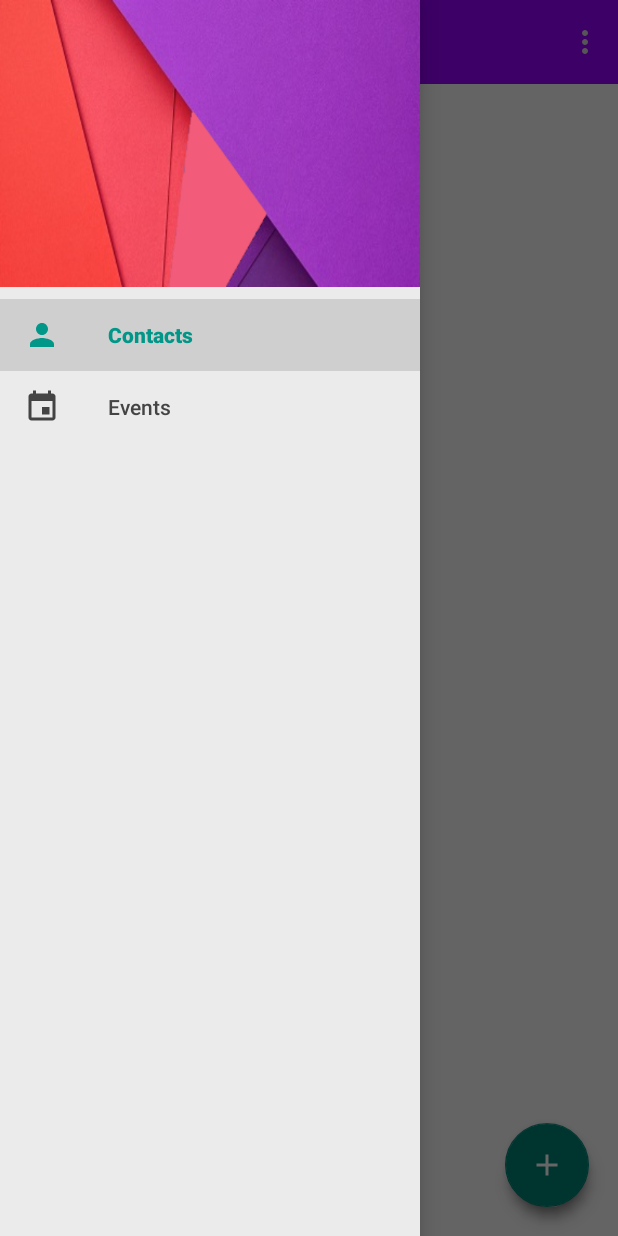
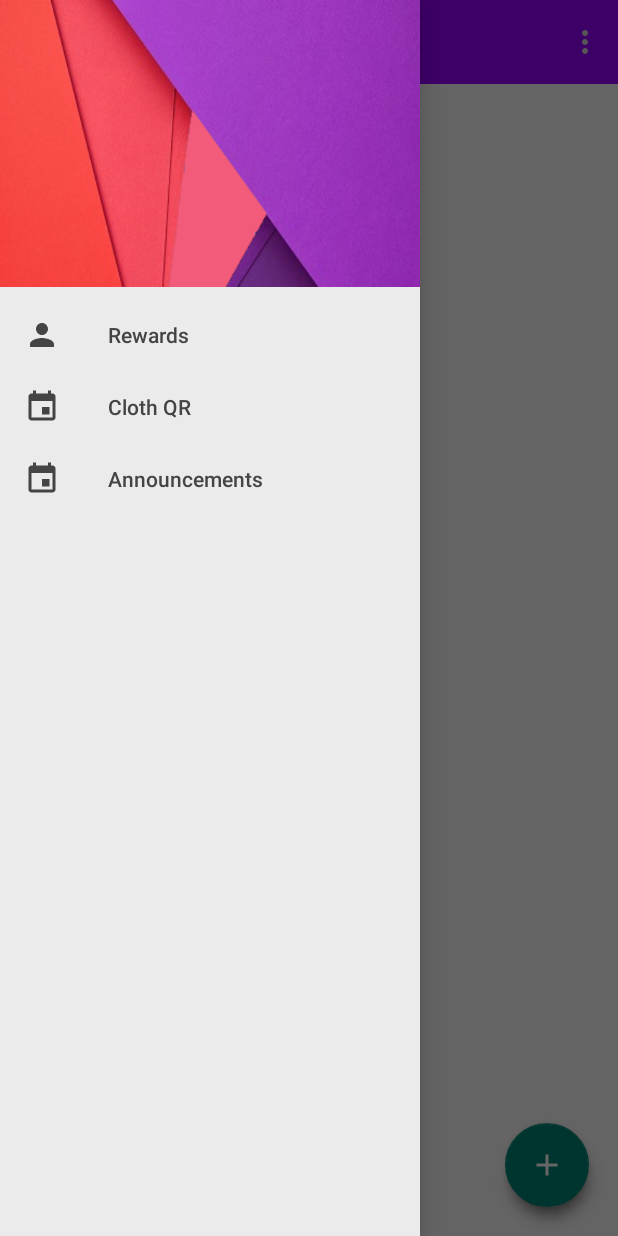
Before and after one commit to marti1999/ProjecteFinalDAM-AndroidAdminApp, an Android app: the AppActivity screen opened directly, with no data from a screen before it, with the side drawer open, on a phone screen of 412 x 824 dp. Run offline under Robolectric (Android 15) with nearby library versions, the phone set to English and light mode, and no system bars; our stand-ins replace ButterKnife; 10 statements that could not run were skipped.

Commit message:
Canvis basics menu

```diff
--- a/app/src/main/AndroidManifest.xml
+++ b/app/src/main/AndroidManifest.xml
@@ -34,9 +34,6 @@
                 <category android:name="android.intent.category.LAUNCHER" />
             </intent-filter>
         </activity>
-        <activity
-            android:name=".SignInActivity"
-            android:parentActivityName=".MainActivity" />
 
         <receiver android:name=".NotificationActionReceiver">
             <intent-filter>
--- a/app/src/main/java/com/example/marti/projecte_uf1/AppActivity.java
+++ b/app/src/main/java/com/example/marti/projecte_uf1/AppActivity.java
@@ -25,6 +25,7 @@ import android.widget.TextView;
 import android.widget.Toast;
 
 import com.example.marti.projecte_uf1.utils.PrefsFileKeys;
+import com.example.marti.projecte_uf1.utils.asyncTask;
 
 import org.w3c.dom.Text;
 
@@ -121,7 +122,7 @@ public class AppActivity extends AppCompatActivity {
 
         navView.getMenu().getItem(0).setChecked(true);
 
-        getSupportActionBar().setTitle("Contacts"); //todo canviar pel que faci falta
+        getSupportActionBar().setTitle("Contacts"); //TODO: canviar pel que faci falta
 
     }
 
@@ -130,7 +131,7 @@ public class AppActivity extends AppCompatActivity {
         getMenuInflater().inflate(R.menu.menu_main, menu);
 
 
-    //    p = manager.getPersona(prefs.getString("LAST_LOGIN", "")); //todo s'hauria de poder esborrar
+    //    p = manager.getPersona(prefs.getString("LAST_LOGIN", "")); //TODO: s'hauria de poder esborrar
 
         String userType = prefs.getString(PrefsFileKeys.LAST_LOGIN_TYPE, "");
         String userEmail = prefs.getString(PrefsFileKeys.LAST_LOGIN, "");
@@ -141,8 +142,8 @@ public class AppActivity extends AppCompatActivity {
         tvName.setText(userEmail);
         tvEmail.setText(userType);
 
-        new asyncTask().execute(); //todo canviar per aconseguir la foto necessaria;
-
+        asyncTask asyncTk = new asyncTask(AppActivity.this); //TODO: canviar per aconseguir la foto necessaria;
+        asyncTk.execute();
 
         return true;
     }
@@ -165,7 +166,7 @@ public class AppActivity extends AppCompatActivity {
                         case DialogInterface.BUTTON_POSITIVE:
 
 
-                            manager.deletePersona(p.getEmail()); //todo canviar
+                            manager.deletePersona(p.getEmail()); //TODO: canviar
 
                             finish();
                             break;
@@ -201,7 +202,7 @@ public class AppActivity extends AppCompatActivity {
     @Override
     public void onBackPressed() {
 
-//todo fer que nomes conti com a 2 quan s'ha fet seguit de la primera vegada, posar un timer o algo per l'estil
+        //TODO: fer que nomes conti com a 2 quan s'ha fet seguit de la primera vegada, posar un timer o algo per l'estil
         if (backButtonCount >= 1) {
             Intent intent = new Intent(Intent.ACTION_MAIN);
             intent.addCategory(Intent.CATEGORY_HOME);
@@ -211,63 +212,9 @@ public class AppActivity extends AppCompatActivity {
             Toast.makeText(this, getString(R.string.doubleTapText), Toast.LENGTH_SHORT).show();
             backButtonCount++;
         }
-
-
     }
 
 
-    class asyncTask extends AsyncTask<Void, Integer, Bitmap> { //todo canviar tot el async tasc pel que faci falta
-        @Override
-        protected Bitmap doInBackground(Void... voids) {
-
-
-            String urldisplay = "http://icons.iconarchive.com/icons/webalys/kameleon.pics/512/Woman-9-icon.png";
-
-
-            try {
-
-
-                Bitmap bmp = null;
-                try {
-                    InputStream in = new URL(urldisplay).openStream();
-                    bmp = BitmapFactory.decodeStream(in);
-                } catch (Exception e) {
-                    Log.e("Error", e.getMessage());
-                    e.printStackTrace();
-                }
-                return bmp;
-
-
-                //return dowloadImage(url);
-            } catch (Exception e) {
-                e.printStackTrace();
-            }
-            return null;
-        }
-
-        @Override
-        protected void onProgressUpdate(Integer... values) {
-            super.onProgressUpdate(values);
-
-        }
-
-        @Override
-        protected void onPreExecute() {
-            super.onPreExecute();
-           // Toast.makeText(getApplicationContext(), "Downloading profile picture...", Toast.LENGTH_SHORT).show();
-        }
-
-        @Override
-        protected void onPostExecute(Bitmap result) {
-            super.onPostExecute(result);
-
-            ImageView pic = findViewById(R.id.profilePicture);
-            pic.setAdjustViewBounds(true);
-            pic.setImageBitmap(result);
-
-
-        }
-    }
 
     @Override
     protected void onDestroy() {
--- a/app/src/main/java/com/example/marti/projecte_uf1/MainActivity.java
+++ b/app/src/main/java/com/example/marti/projecte_uf1/MainActivity.java
@@ -62,7 +62,8 @@ public class MainActivity extends AppCompatActivity {
         super.onActivityResult(requestCode, resultCode, data);
         if (requestCode == SIGNIN_REQUEST) {
             if (resultCode == RESULT_OK) {
-                etEmail.setText(data.getStringExtra(SignInActivity.NEW_NAME));
+                //TODO: Agafar de la nova activity signIn
+                //etEmail.setText(data.getStringExtra(SignInActivity.NEW_NAME));
             }
         }
     }
--- a/app/src/main/java/com/example/marti/projecte_uf1/remote/ApiUtils.java
+++ b/app/src/main/java/com/example/marti/projecte_uf1/remote/ApiUtils.java
@@ -7,7 +7,7 @@ public class ApiUtils {
 
     private ApiUtils() {}
 
-    public static final String BASE_URL = "https://172.16.12.2:45456/api/";
+    public static final String BASE_URL = "https://172.16.12.2:45458/api/";
 
     public static ApiMecAroundInterfaces getAPIService() {
 
--- /dev/null
+++ b/app/src/main/java/com/example/marti/projecte_uf1/utils/asyncTask.java
@@ -0,0 +1,69 @@
+package com.example.marti.projecte_uf1.utils;
+
+
+import android.app.Activity;
+import android.graphics.Bitmap;
+import android.graphics.BitmapFactory;
+import android.os.AsyncTask;
+import android.util.Log;
+import android.widget.ImageView;
+
+import com.example.marti.projecte_uf1.R;
+
+import java.io.InputStream;
+import java.net.URL;
+
+public class asyncTask extends AsyncTask<Void, Integer, Bitmap> {
+    //TODO: canviar tot el async tasc pel que faci falta
+
+    private Activity activityContext;
+    public asyncTask(Activity activity) {
+        activityContext = activity;
+    }
+
+    @Override
+    protected Bitmap doInBackground(Void... voids) {
+        String urldisplay = "http://icons.iconarchive.com/icons/webalys/kameleon.pics/512/Woman-9-icon.png";
+
+        try {
+            Bitmap bmp = null;
+            try {
+                InputStream in = new URL(urldisplay).openStream();
+                bmp = BitmapFactory.decodeStream(in);
+            } catch (Exception e) {
+                Log.e("Error", e.getMessage());
+                e.printStackTrace();
+            }
+            return bmp;
+
+
+            //return dowloadImage(url);
+        } catch (Exception e) {
+            e.printStackTrace();
+        }
+        return null;
+    }
+
+    @Override
+    protected void onProgressUpdate(Integer... values) {
+        super.onProgressUpdate(values);
+
+    }
+
+    @Override
+    protected void onPreExecute() {
+        super.onPreExecute();
+        // Toast.makeText(getApplicationContext(), "Downloading profile picture...", Toast.LENGTH_SHORT).show();
+    }
+
+    @Override
+    protected void onPostExecute(Bitmap result) {
+        super.onPostExecute(result);
+
+        ImageView pic = activityContext.findViewById(R.id.profilePicture);
+        pic.setAdjustViewBounds(true);
+        pic.setImageBitmap(result);
+
+
+    }
+}
--- a/app/src/main/res/menu/menu_navview.xml
+++ b/app/src/main/res/menu/menu_navview.xml
@@ -1,6 +1,6 @@
 <?xml version="1.0" encoding="utf-8"?>
 <menu xmlns:android="http://schemas.android.com/apk/res/android">
-    <group android:checkableBehavior="single">
+    <group android:checkableBehavior="single" android:visible="false" android:id="@+id/general_navview">
         <item
             android:id="@+id/menu_seccion_1"
             android:icon="@drawable/person"
@@ -10,6 +10,20 @@
             android:icon="@drawable/event"
             android:title="Events" />
     </group>
+    <group android:checkableBehavior="single" android:visible="true" android:id="@+id/donors_navview">
+        <item
+            android:id="@+id/donor_rewards"
+            android:icon="@drawable/person"
+            android:title="Rewards" />
+        <item
+            android:id="@+id/donor_QR"
+            android:icon="@drawable/event"
+            android:title="Cloth QR" />
 
+        <item
+            android:id="@+id/annnouncements"
+            android:icon="@drawable/event"
+            android:title="Announcements" />
+    </group>
 
 </menu>
```
Also changed, not shown: app/src/main/java/com/example/marti/projecte_uf1/SignInActivity.java (deleted, +0 -197 lines), 4 other files.
